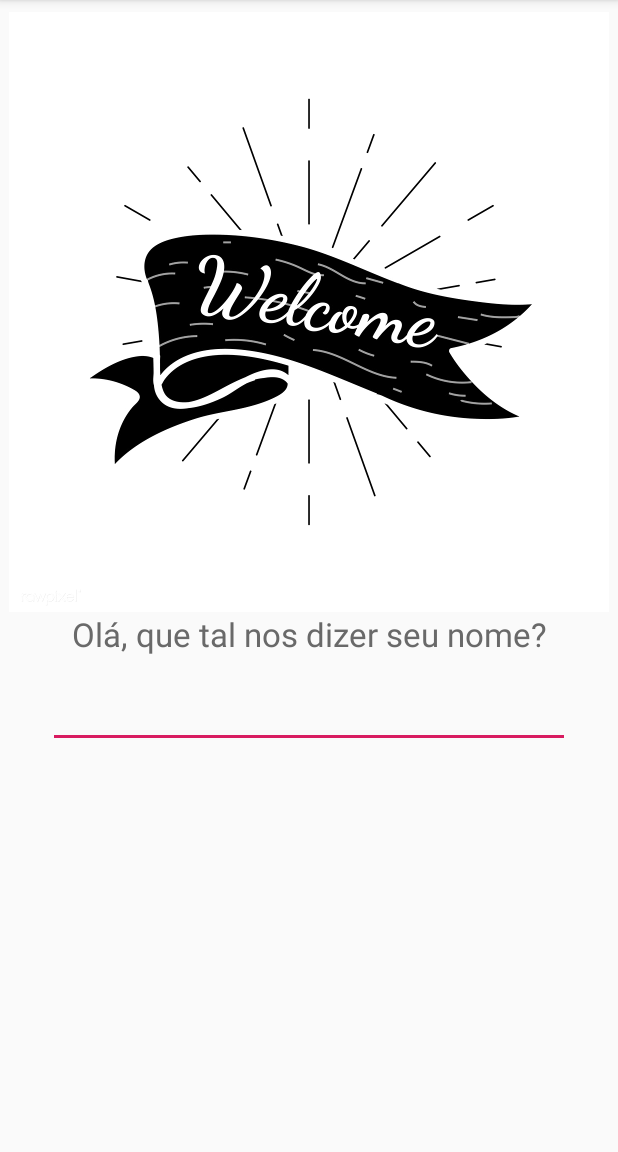
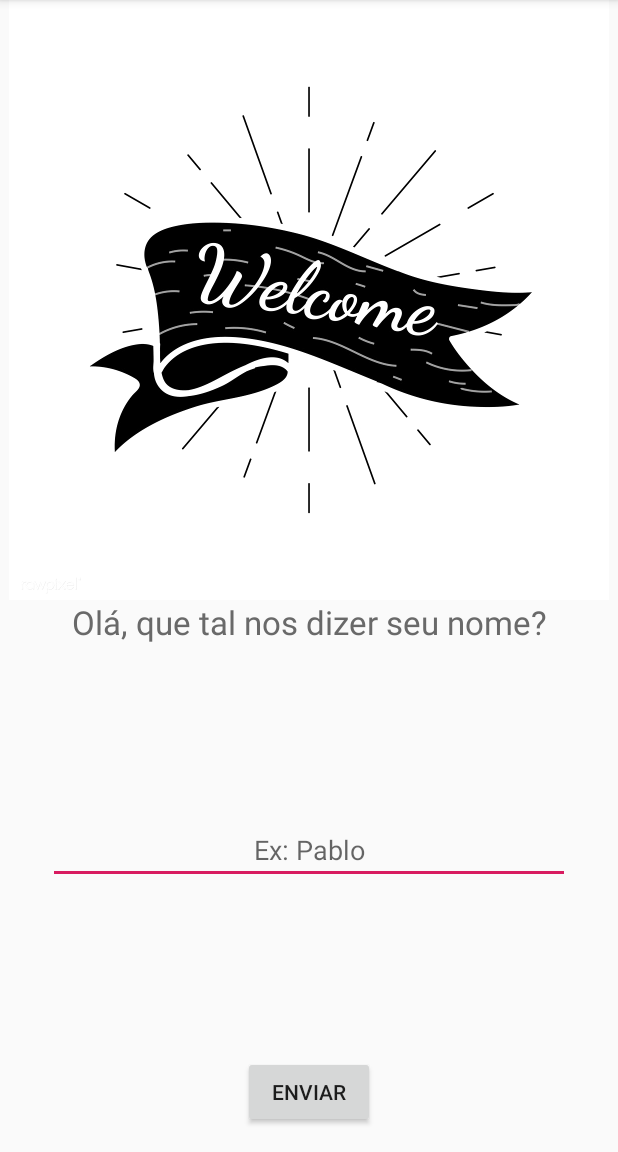
Before and after one commit to pabloborsone/SI700, an Android app: the screen it shows after launch (FirstAccessActivity), on a phone screen of 412 x 824 dp, the part 84-1236 px from its top. Run offline under Robolectric (Android 15) with nearby library versions, the phone set to English and light mode, and no system bars; our stand-ins replace ButterKnife.

Commit message:
implementacao da first access

```diff
--- a/app/build.gradle
+++ b/app/build.gradle
@@ -17,6 +17,10 @@ android {
             proguardFiles getDefaultProguardFile('proguard-android-optimize.txt'), 'proguard-rules.pro'
         }
     }
+    compileOptions {
+        sourceCompatibility JavaVersion.VERSION_1_8
+        targetCompatibility JavaVersion.VERSION_1_8
+    }
 }
 
 dependencies {
--- a/app/src/main/java/p185296_m203380/ft/unicamp/br/FirstAccessActivity.java
+++ b/app/src/main/java/p185296_m203380/ft/unicamp/br/FirstAccessActivity.java
@@ -1,23 +1,32 @@
 package p185296_m203380.ft.unicamp.br;
 
+import android.content.Intent;
 import android.os.Bundle;
+import android.widget.EditText;
 
 import androidx.appcompat.app.AppCompatActivity;
-import androidx.appcompat.widget.Toolbar;
 
 import butterknife.BindView;
 import butterknife.ButterKnife;
+import butterknife.OnClick;
 
 public class FirstAccessActivity extends AppCompatActivity {
 
-    @BindView(R.id.toolbar)
-    Toolbar toolbar;
+    @BindView(R.id.first_access_edit_text)
+    EditText userName;
 
     @Override
     protected void onCreate(Bundle savedInstanceState) {
         super.onCreate(savedInstanceState);
         setContentView(R.layout.activity_first_access);
-        setSupportActionBar(toolbar);
         ButterKnife.bind(this);
     }
+
+    @OnClick(R.id.first_access_button)
+    public void sendUserButtonOnClick() {
+        Intent intent = new Intent(this, MainActivity.class);
+        intent.putExtra("name", userName.getText().toString());
+        this.startActivity(intent);
+        this.finish();
+    }
 }
--- a/app/src/main/java/p185296_m203380/ft/unicamp/br/MainActivity.java
+++ b/app/src/main/java/p185296_m203380/ft/unicamp/br/MainActivity.java
@@ -7,6 +7,7 @@ import android.os.Bundle;
 import com.google.android.material.floatingactionbutton.FloatingActionButton;
 import com.google.android.material.snackbar.Snackbar;
 
+import android.preference.PreferenceManager;
 import android.view.View;
 
 import androidx.core.view.GravityCompat;
@@ -22,14 +23,13 @@ import androidx.appcompat.app.AppCompatActivity;
 import androidx.appcompat.widget.Toolbar;
 
 import android.view.Menu;
+import android.widget.TextView;
 
 import butterknife.BindView;
 import butterknife.ButterKnife;
 
 public class MainActivity extends AppCompatActivity
         implements NavigationView.OnNavigationItemSelectedListener {
-
-    SharedPreferences prefs = null;
 
     @BindView(R.id.toolbar)
     Toolbar toolbar;
@@ -40,25 +40,32 @@ public class MainActivity extends AppCompatActivity
     @BindView(R.id.nav_view)
     NavigationView navigationView;
 
+    @BindView(R.id.main_text)
+    TextView welcomeText;
+
     @Override
     protected void onCreate(Bundle savedInstanceState) {
         super.onCreate(savedInstanceState);
         setContentView(R.layout.activity_main);
         setSupportActionBar(toolbar);
         ButterKnife.bind(this);
-        init();
 
+        SharedPreferences preferences = PreferenceManager.getDefaultSharedPreferences(this);
+        boolean firstOpened = preferences.getBoolean("first_run", true);
+
+        checkFirstTimeAccess(firstOpened, preferences);
     }
 
-    @Override
-    protected void onResume() {
-        super.onResume();
+    private void checkFirstTimeAccess(boolean firstOpened, SharedPreferences preferences) {
+        if (firstOpened) {
+            this.startActivity(new Intent(this, FirstAccessActivity.class));
+            this.finish();
 
-        if (prefs.getBoolean("firstrun", true)) {
-            Intent intent = new Intent(this, FirstAccessActivity.class);
-            this.startActivity(intent);
-            prefs.edit().putBoolean("firstrun", false).apply();
-            this.finish();
+            SharedPreferences.Editor editor = preferences.edit();
+            editor.putBoolean("first_run", false);
+            editor.apply();
+        } else {
+            init();
         }
     }
 
@@ -68,7 +75,10 @@ public class MainActivity extends AppCompatActivity
         drawer.addDrawerListener(toggle);
         toggle.syncState();
         navigationView.setNavigationItemSelectedListener(this);
-        prefs = getSharedPreferences(getPackageName(), MODE_PRIVATE);
+
+        String userName = getIntent().getStringExtra("name");
+        String text = String.format(getResources().getString(R.string.main_activity_text), userName);
+        welcomeText.setText(text);
     }
 
     @Override
--- a/app/src/main/res/layout/activity_first_access.xml
+++ b/app/src/main/res/layout/activity_first_access.xml
@@ -2,6 +2,7 @@
 <androidx.constraintlayout.widget.ConstraintLayout
     xmlns:android="http://schemas.android.com/apk/res/android"
     xmlns:app="http://schemas.android.com/apk/res-auto"
+    xmlns:tools="http://schemas.android.com/tools"
     android:layout_width="match_parent"
     android:layout_height="match_parent">
 
@@ -9,11 +10,8 @@
         android:id="@+id/welcome_banner"
         android:layout_width="wrap_content"
         android:layout_height="wrap_content"
-        android:layout_marginStart="8dp"
-        android:layout_marginTop="8dp"
-        android:layout_marginEnd="8dp"
+        android:importantForAccessibility="no"
         android:maxWidth="200dp"
-        android:importantForAccessibility="no"
         app:layout_constraintEnd_toEndOf="parent"
         app:layout_constraintStart_toStartOf="parent"
         app:layout_constraintTop_toTopOf="parent"
@@ -34,14 +32,31 @@
         app:layout_constraintTop_toBottomOf="@+id/welcome_banner" />
 
     <EditText
+        android:id="@+id/first_access_edit_text"
         android:layout_width="0dp"
         android:layout_height="wrap_content"
         android:layout_marginStart="32dp"
         android:layout_marginTop="16dp"
         android:layout_marginEnd="32dp"
+        android:layout_marginBottom="16dp"
         android:gravity="center"
         android:inputType="textPersonName"
+        android:hint="@string/welcome_edit_text_hint"
+        android:importantForAutofill="no"
+        app:layout_constraintBottom_toTopOf="@+id/first_access_button"
         app:layout_constraintEnd_toEndOf="parent"
         app:layout_constraintStart_toStartOf="parent"
         app:layout_constraintTop_toBottomOf="@+id/textView2" />
+
+    <Button
+        android:id="@+id/first_access_button"
+        android:layout_width="wrap_content"
+        android:layout_height="wrap_content"
+        android:layout_marginStart="8dp"
+        android:layout_marginEnd="8dp"
+        android:layout_marginBottom="16dp"
+        android:text="@string/first_access_button"
+        app:layout_constraintBottom_toBottomOf="parent"
+        app:layout_constraintEnd_toEndOf="parent"
+        app:layout_constraintStart_toStartOf="parent" />
 </androidx.constraintlayout.widget.ConstraintLayout>
--- a/app/src/main/res/layout/content_main.xml
+++ b/app/src/main/res/layout/content_main.xml
@@ -9,9 +9,10 @@
     tools:showIn="@layout/app_bar_main">
 
     <TextView
+        android:id="@+id/main_text"
         android:layout_width="wrap_content"
         android:layout_height="wrap_content"
-        android:text="Hello World!"
+        android:text="@string/main_activity_text"
         app:layout_constraintBottom_toBottomOf="parent"
         app:layout_constraintLeft_toLeftOf="parent"
         app:layout_constraintRight_toRightOf="parent"
--- a/app/src/main/res/values/strings.xml
+++ b/app/src/main/res/values/strings.xml
@@ -15,4 +15,8 @@
     <string name="menu_send">Send</string>
 
     <string name="welcome_title">Olá, que tal nos dizer seu nome?</string>
+    <string name="welcome_edit_text_hint">Ex: Pablo</string>
+    <string name="first_access_button">enviar</string>
+
+    <string name="main_activity_text">Olá, %s!</string>
 </resources>
```
